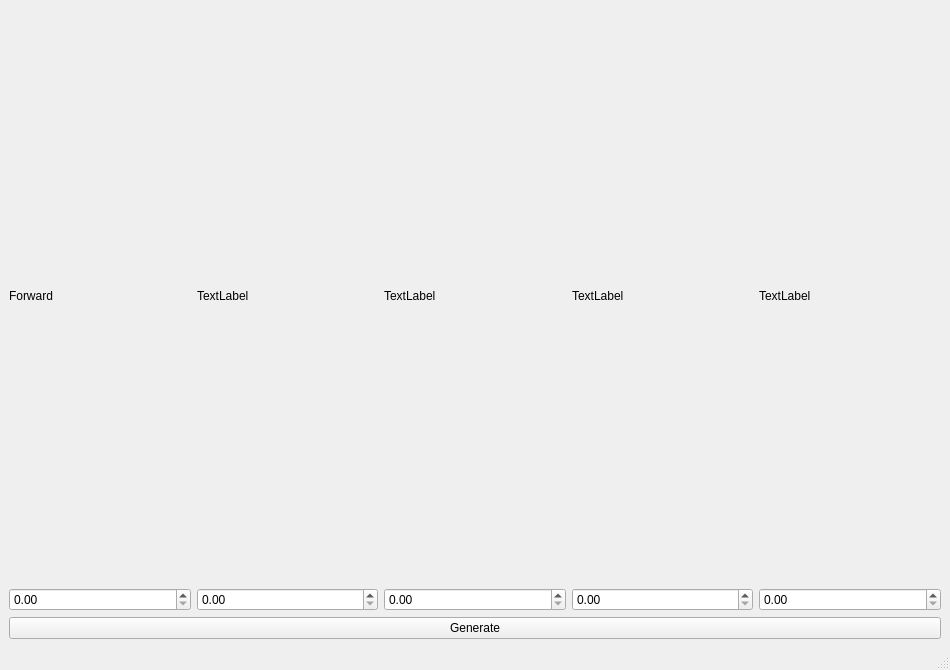
Above: app/PyGraphicsGen.ui from hodge-py/PythonScreenSaver before the change. Below: the same form after it.
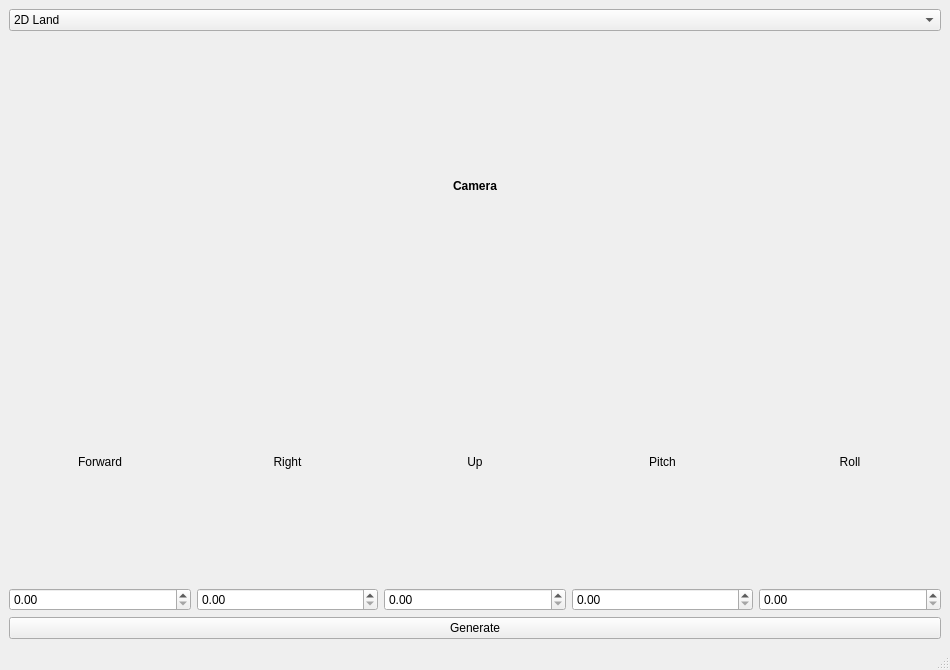
That is the form after the change.

```diff
--- a/app/PyGraphicsGen.ui
+++ b/app/PyGraphicsGen.ui
@@ -21,20 +21,31 @@
     </size>
    </property>
    <layout class="QGridLayout" name="gridLayout_2">
-    <item row="1" column="0">
+    <item row="2" column="0">
      <layout class="QGridLayout" name="gridLayout">
       <item row="0" column="0">
        <layout class="QGridLayout" name="gridLayout_4">
-        <item row="2" column="1">
-         <widget class="QDoubleSpinBox" name="doubleSpinBox_2"/>
-        </item>
         <item row="2" column="2">
-         <widget class="QDoubleSpinBox" name="doubleSpinBox_3"/>
+         <widget class="QDoubleSpinBox" name="doubleSpinBox_3">
+          <property name="singleStep">
+           <double>0.500000000000000</double>
+          </property>
+         </widget>
         </item>
         <item row="1" column="3">
          <widget class="QLabel" name="label_4">
           <property name="text">
-           <string>TextLabel</string>
+           <string>Pitch</string>
+          </property>
+          <property name="alignment">
+           <set>Qt::AlignCenter</set>
+          </property>
+         </widget>
+        </item>
+        <item row="2" column="1">
+         <widget class="QDoubleSpinBox" name="doubleSpinBox_2">
+          <property name="singleStep">
+           <double>0.500000000000000</double>
           </property>
          </widget>
         </item>
@@ -48,14 +59,27 @@
         <item row="1" column="2">
          <widget class="QLabel" name="label_3">
           <property name="text">
-           <string>TextLabel</string>
+           <string>Up</string>
+          </property>
+          <property name="alignment">
+           <set>Qt::AlignCenter</set>
           </property>
          </widget>
         </item>
         <item row="1" column="1">
          <widget class="QLabel" name="label_2">
           <property name="text">
-           <string>TextLabel</string>
+           <string>Right</string>
+          </property>
+          <property name="alignment">
+           <set>Qt::AlignCenter</set>
+          </property>
+         </widget>
+        </item>
+        <item row="2" column="3">
+         <widget class="QDoubleSpinBox" name="doubleSpinBox_4">
+          <property name="singleStep">
+           <double>0.500000000000000</double>
           </property>
          </widget>
         </item>
@@ -64,20 +88,33 @@
           <property name="text">
            <string>Forward</string>
           </property>
+          <property name="alignment">
+           <set>Qt::AlignCenter</set>
+          </property>
          </widget>
         </item>
         <item row="1" column="4">
          <widget class="QLabel" name="label_5">
+          <property name="font">
+           <font>
+            <weight>50</weight>
+            <bold>false</bold>
+           </font>
+          </property>
           <property name="text">
-           <string>TextLabel</string>
+           <string>Roll</string>
+          </property>
+          <property name="alignment">
+           <set>Qt::AlignCenter</set>
           </property>
          </widget>
         </item>
-        <item row="2" column="3">
-         <widget class="QDoubleSpinBox" name="doubleSpinBox_4"/>
-        </item>
         <item row="2" column="4">
-         <widget class="QDoubleSpinBox" name="doubleSpinBox_5"/>
+         <widget class="QDoubleSpinBox" name="doubleSpinBox_5">
+          <property name="singleStep">
+           <double>0.500000000000000</double>
+          </property>
+         </widget>
         </item>
        </layout>
       </item>
@@ -90,6 +127,44 @@
       </item>
      </layout>
     </item>
+    <item row="0" column="0">
+     <layout class="QVBoxLayout" name="verticalLayout">
+      <item>
+       <widget class="QComboBox" name="comboBox">
+        <item>
+         <property name="text">
+          <string>2D Land</string>
+         </property>
+        </item>
+        <item>
+         <property name="text">
+          <string>2D Surf</string>
+         </property>
+        </item>
+       </widget>
+      </item>
+     </layout>
+    </item>
+    <item row="1" column="0">
+     <layout class="QHBoxLayout" name="horizontalLayout">
+      <item>
+       <widget class="QLabel" name="label_6">
+        <property name="font">
+         <font>
+          <weight>75</weight>
+          <bold>true</bold>
+         </font>
+        </property>
+        <property name="text">
+         <string>Camera</string>
+        </property>
+        <property name="alignment">
+         <set>Qt::AlignCenter</set>
+        </property>
+       </widget>
+      </item>
+     </layout>
+    </item>
    </layout>
   </widget>
   <widget class="QMenuBar" name="menubar">
```
